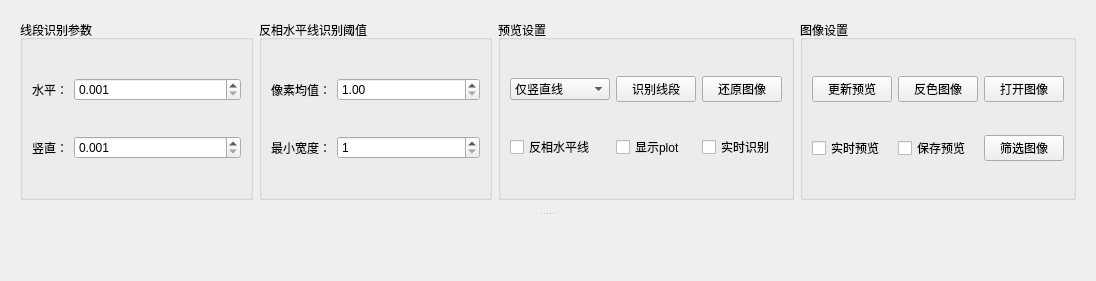
First picture: the form in src/View/ui/TabPreview.ui, repository Carrot-shreds/score_capture, before the edit.
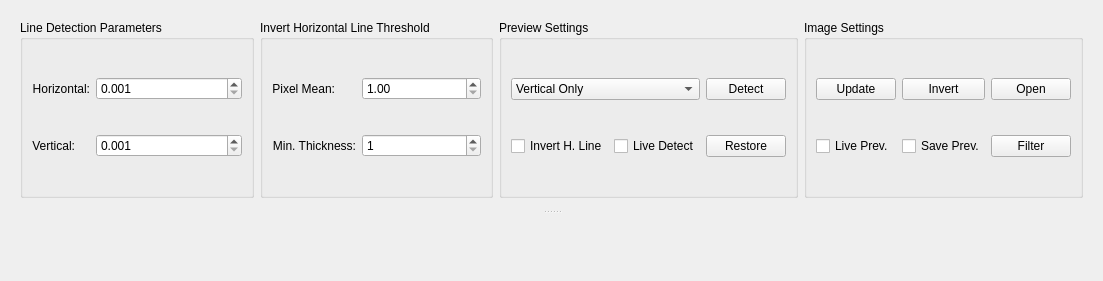
Second picture: the form after the edit. Custom widgets are drawn as their Qt base class.

The edit to the form file:
```diff
--- a/src/View/ui/TabPreview.ui
+++ b/src/View/ui/TabPreview.ui
@@ -6,7 +6,7 @@
    <rect>
     <x>0</x>
     <y>0</y>
-    <width>1096</width>
+    <width>1103</width>
     <height>281</height>
    </rect>
   </property>
@@ -42,7 +42,7 @@
           </sizepolicy>
          </property>
          <property name="title">
-          <string>线段识别参数</string>
+          <string>Line Detection Parameters</string>
          </property>
          <property name="flat">
           <bool>false</bool>
@@ -107,7 +107,7 @@
              </size>
             </property>
             <property name="text">
-             <string>竖直：</string>
+             <string>Vertical:</string>
             </property>
             <property name="alignment">
              <set>Qt::AlignmentFlag::AlignRight|Qt::AlignmentFlag::AlignTrailing|Qt::AlignmentFlag::AlignVCenter</set>
@@ -129,7 +129,7 @@
              </size>
             </property>
             <property name="text">
-             <string>水平：</string>
+             <string>Horizontal:</string>
             </property>
             <property name="alignment">
              <set>Qt::AlignmentFlag::AlignRight|Qt::AlignmentFlag::AlignTrailing|Qt::AlignmentFlag::AlignVCenter</set>
@@ -142,7 +142,7 @@
        <item>
         <widget class="QGroupBox" name="groupBox_3">
          <property name="title">
-          <string>反相水平线识别阈值</string>
+          <string>Invert Horizontal Line Threshold</string>
          </property>
          <layout class="QGridLayout" name="gridLayout_4">
           <item row="0" column="1">
@@ -182,7 +182,7 @@
              </size>
             </property>
             <property name="text">
-             <string>最小宽度：</string>
+             <string>Min. Thickness:</string>
             </property>
             <property name="alignment">
              <set>Qt::AlignmentFlag::AlignRight|Qt::AlignmentFlag::AlignTrailing|Qt::AlignmentFlag::AlignVCenter</set>
@@ -204,7 +204,7 @@
              </size>
             </property>
             <property name="text">
-             <string>像素均值：</string>
+             <string>Pixel Mean:</string>
             </property>
             <property name="alignment">
              <set>Qt::AlignmentFlag::AlignRight|Qt::AlignmentFlag::AlignTrailing|Qt::AlignmentFlag::AlignVCenter</set>
@@ -233,14 +233,24 @@
           </sizepolicy>
          </property>
          <property name="title">
-          <string>预览设置</string>
+          <string>Preview Settings</string>
          </property>
          <property name="flat">
           <bool>false</bool>
          </property>
          <layout class="QGridLayout" name="gridLayout_2">
-          <item row="1" column="1">
-           <widget class="QCheckBox" name="checkBox_show_plot">
+          <item row="1" column="0">
+           <widget class="QCheckBox" name="checkBox_invert_horizontal">
+            <property name="toolTip">
+             <string>&lt;html&gt;&lt;head/&gt;&lt;body&gt;&lt;p&gt;Preview inverted horizontal lines instead of normal. These lines will be used to cut reclip images to single pages.&lt;/p&gt;&lt;/body&gt;&lt;/html&gt;</string>
+            </property>
+            <property name="text">
+             <string>Invert H. Line</string>
+            </property>
+           </widget>
+          </item>
+          <item row="0" column="2">
+           <widget class="QPushButton" name="pushButton_detect_lines">
             <property name="sizePolicy">
              <sizepolicy hsizetype="Minimum" vsizetype="Fixed">
               <horstretch>0</horstretch>
@@ -248,11 +258,27 @@
              </sizepolicy>
             </property>
             <property name="text">
-             <string>显示plot</string>
+             <string>Detect</string>
             </property>
            </widget>
           </item>
           <item row="1" column="2">
+           <widget class="QPushButton" name="pushButton_clear_lines">
+            <property name="sizePolicy">
+             <sizepolicy hsizetype="Minimum" vsizetype="Fixed">
+              <horstretch>0</horstretch>
+              <verstretch>0</verstretch>
+             </sizepolicy>
+            </property>
+            <property name="toolTip">
+             <string>&lt;html&gt;&lt;head/&gt;&lt;body&gt;&lt;p&gt;Restore image from line detected or inverted.&lt;/p&gt;&lt;/body&gt;&lt;/html&gt;</string>
+            </property>
+            <property name="text">
+             <string>Restore</string>
+            </property>
+           </widget>
+          </item>
+          <item row="1" column="1">
            <widget class="QCheckBox" name="checkBox_live_detect">
             <property name="sizePolicy">
              <sizepolicy hsizetype="Minimum" vsizetype="Fixed">
@@ -260,19 +286,15 @@
               <verstretch>0</verstretch>
              </sizepolicy>
             </property>
-            <property name="text">
-             <string>实时识别</string>
+            <property name="toolTip">
+             <string>&lt;html&gt;&lt;head/&gt;&lt;body&gt;&lt;p&gt;Automatically redetect image when detection parameters changed.&lt;/p&gt;&lt;/body&gt;&lt;/html&gt;</string>
             </property>
-           </widget>
-          </item>
-          <item row="1" column="0">
-           <widget class="QCheckBox" name="checkBox_reverse_horizontal">
             <property name="text">
-             <string>反相水平线</string>
+             <string>Live Detect</string>
             </property>
            </widget>
           </item>
-          <item row="0" column="0">
+          <item row="0" column="0" colspan="2">
            <widget class="QComboBox" name="comboBox_line_type">
             <property name="sizePolicy">
              <sizepolicy hsizetype="Preferred" vsizetype="Fixed">
@@ -288,7 +310,7 @@
             </property>
             <item>
              <property name="text">
-              <string>仅竖直线</string>
+              <string>Vertical Only</string>
              </property>
             </item>
             <item>
@@ -303,32 +325,6 @@
             </item>
            </widget>
           </item>
-          <item row="0" column="1">
-           <widget class="QPushButton" name="pushButton_detect_lines">
-            <property name="sizePolicy">
-             <sizepolicy hsizetype="Minimum" vsizetype="Fixed">
-              <horstretch>0</horstretch>
-              <verstretch>0</verstretch>
-             </sizepolicy>
-            </property>
-            <property name="text">
-             <string>识别线段</string>
-            </property>
-           </widget>
-          </item>
-          <item row="0" column="2">
-           <widget class="QPushButton" name="pushButton_clear_lines">
-            <property name="sizePolicy">
-             <sizepolicy hsizetype="Minimum" vsizetype="Fixed">
-              <horstretch>0</horstretch>
-              <verstretch>0</verstretch>
-             </sizepolicy>
-            </property>
-            <property name="text">
-             <string>还原图像</string>
-            </property>
-           </widget>
-          </item>
          </layout>
         </widget>
        </item>
@@ -341,7 +337,7 @@
           </sizepolicy>
          </property>
          <property name="title">
-          <string>图像设置</string>
+          <string>Image Settings</string>
          </property>
          <property name="flat">
           <bool>false</bool>
@@ -356,7 +352,7 @@
              </sizepolicy>
             </property>
             <property name="text">
-             <string>实时预览</string>
+             <string>Live Prev.</string>
             </property>
            </widget>
           </item>
@@ -369,7 +365,7 @@
              </sizepolicy>
             </property>
             <property name="text">
-             <string>更新预览</string>
+             <string>Update</string>
             </property>
            </widget>
           </item>
@@ -382,7 +378,7 @@
              </sizepolicy>
             </property>
             <property name="text">
-             <string>保存预览</string>
+             <string>Save Prev.</string>
             </property>
            </widget>
           </item>
@@ -395,7 +391,7 @@
              </sizepolicy>
             </property>
             <property name="text">
-             <string>筛选图像</string>
+             <string>Filter</string>
             </property>
            </widget>
           </item>
@@ -408,7 +404,7 @@
              </sizepolicy>
             </property>
             <property name="text">
-             <string>反色图像</string>
+             <string>Invert</string>
             </property>
            </widget>
           </item>
@@ -421,7 +417,7 @@
              </sizepolicy>
             </property>
             <property name="text">
-             <string>打开图像</string>
+             <string>Open</string>
             </property>
            </widget>
           </item>
```
Left out of the diff: 46 changed lines with no effect on the pictures.
